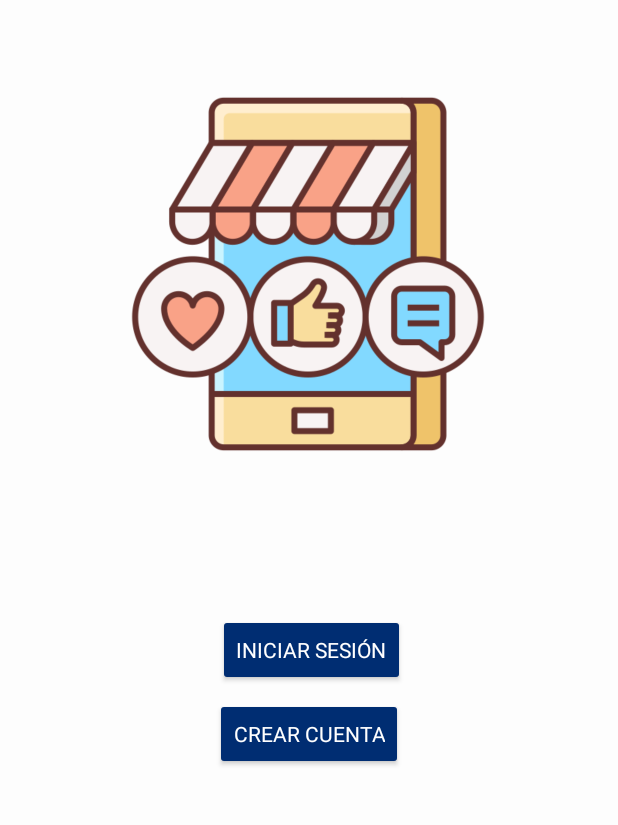
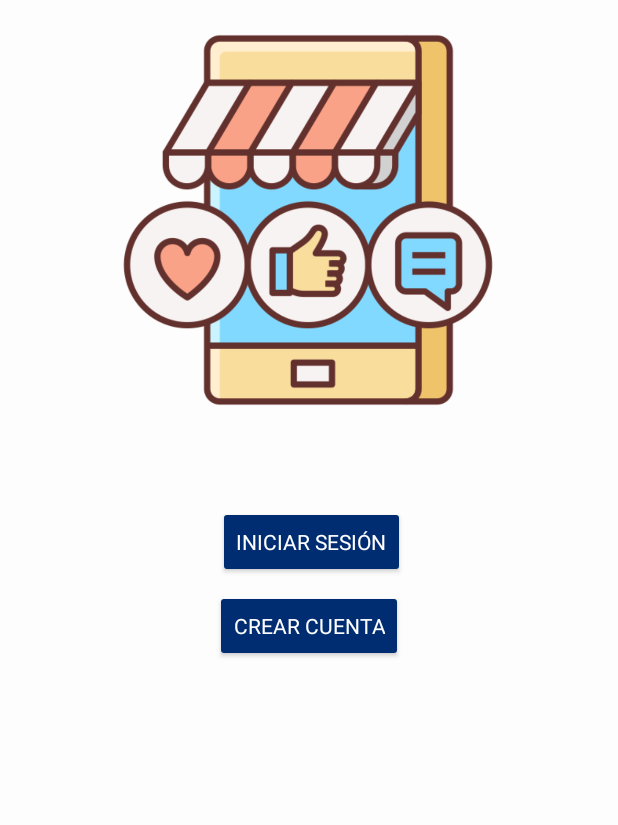
Before and after one commit to NicoleBahamonMartinez/MINTIC_C4_MARKETPLACE, an Android app: the screen it shows after launch (MainActivity), on a phone screen of 412 x 824 dp, the part 201-1026 px from its top. Run offline under Robolectric (Android 15) with nearby library versions, the phone set to English and light mode, and no system bars; Roboto replaces fonts that are not available here.

Commit message:
se actualiza splash

```diff
--- a/app/src/main/res/drawable/splash.xml
+++ b/app/src/main/res/drawable/splash.xml
@@ -1,10 +1,12 @@
 <?xml version="1.0" encoding="utf-8"?>
 <layer-list xmlns:android="http://schemas.android.com/apk/res/android">
-    <item android:drawable="@color/black" />
+    <item android:drawable="@color/white" />
     <item>
         <bitmap
+            android:layout_width="256dp"
+            android:layout_height="365dp"
             android:gravity="center"
-            android:src="@mipmap/ic_launcher_foreground"
-            android:mipMap ="true"/>
+            android:mipMap="true"
+            android:src="@drawable/images" />
     </item>
 </layer-list>
--- a/app/src/main/res/layout/activity_main.xml
+++ b/app/src/main/res/layout/activity_main.xml
@@ -5,7 +5,16 @@
     android:layout_width="match_parent"
     android:layout_height="match_parent"
     android:background="#FDFDFD"
-    tools:context=".view.MainActivity">
+    tools:context=".view.MainActivity"
+    android:orientation="vertical">
+
+
+        android:layout_width="match_parent"
+        android:layout_height="wrap_content"
+        android:layout_gravity="center"
+        android:layout_margin="10dp"
+        android:orientation="horizontal">
+
 
         <TextView
             android:id="@+id/textView"
@@ -49,11 +58,14 @@
 
     <ImageView
         android:id="@+id/imageView"
-        android:layout_width="256dp"
-        android:layout_height="365dp"
+        android:layout_width="268dp"
+        android:layout_height="293dp"
         app:layout_constraintEnd_toEndOf="parent"
         app:layout_constraintHorizontal_bias="0.496"
         app:layout_constraintStart_toStartOf="parent"
         app:layout_constraintTop_toBottomOf="@+id/textView"
         app:srcCompat="@drawable/influencer" />
+
+
+
 </androidx.constraintlayout.widget.ConstraintLayout>
```
Lines whose indentation alone changed are shown as unchanged.
